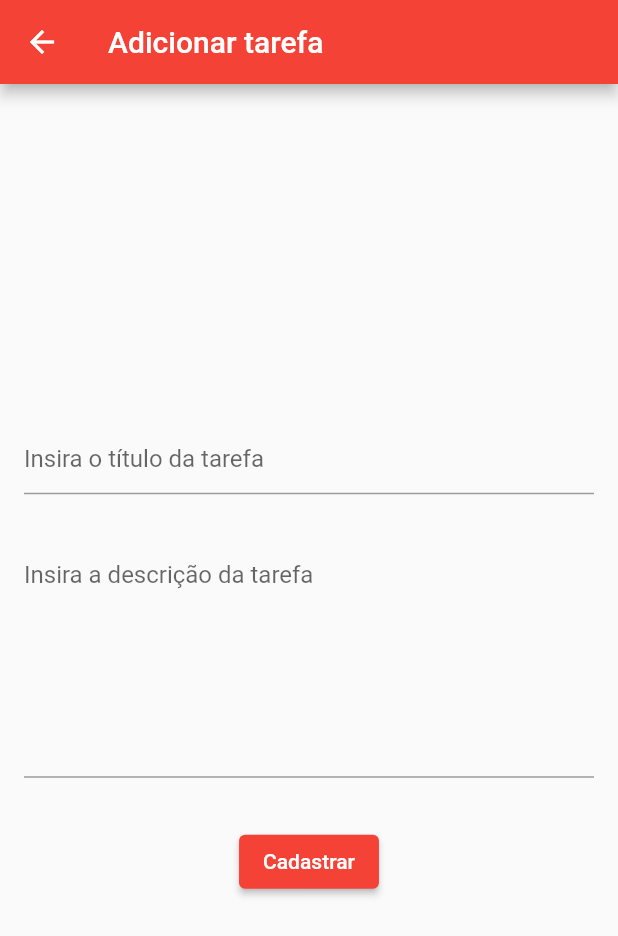
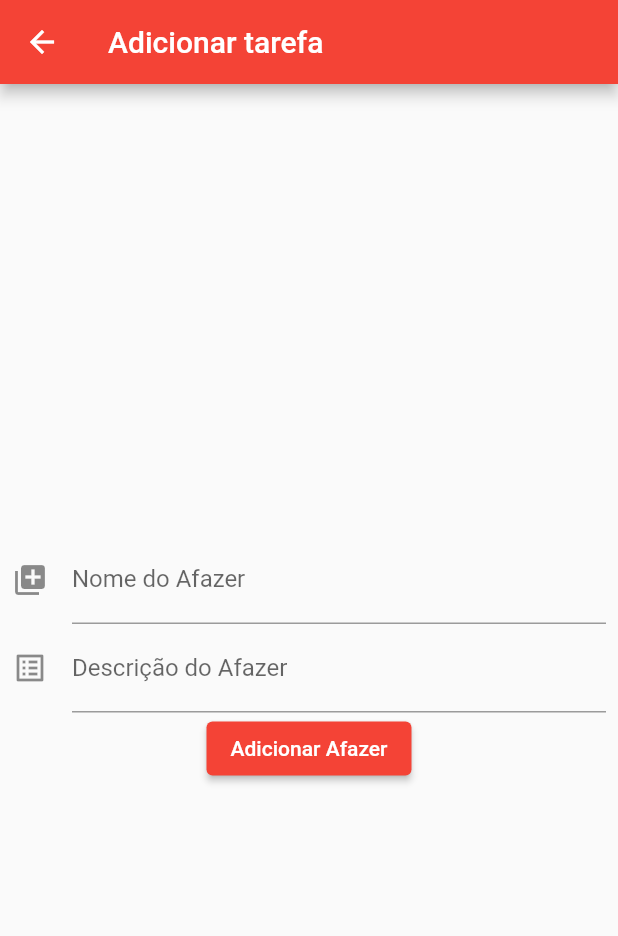
Before and after one commit to Jhonmt-cpu/app_list, a Flutter app: the screen it shows after launch, after a tap on the "add" icon, on a phone screen of 412 x 824 dp. Shown: the top 936 px of the screen. Run offline on Flutter 3.47's test engine with Material 2 defaults, Android fonts, the light colour scheme and no system bars.

Commit message:
feat: created the the create and show todo screens and finished the requirements made by the Hawk Master

```diff
--- a/lib/main.dart
+++ b/lib/main.dart
@@ -6,11 +6,12 @@ class MyApp extends StatelessWidget {
   @override
   Widget build(BuildContext context) {
     return MaterialApp(
-        title: 'Lista de Afazeres',
-        theme: ThemeData(
-          primarySwatch: Colors.red,
-        ),
-        home: TodoList());
+      title: 'Lista de Afazeres',
+      theme: ThemeData(
+        primarySwatch: Colors.red,
+      ),
+      home: TodoList(),
+    );
   }
 }
 
@@ -20,14 +21,125 @@ class TodoList extends StatefulWidget {
 }
 
 class Todo {
-  String name = '';
-  String description = '';
+  var name;
+  var description;
+
+  Todo(String name, String description) {
+    this.name = name;
+    this.description = description;
+  }
 }
 
 class _TodoListState extends State<TodoList> {
   final _todos = <Todo>[];
 
   final _biggerFont = TextStyle(fontSize: 18.0);
+
+  void _pushAddTodo() {
+    final GlobalKey<FormState> _formKey = GlobalKey<FormState>();
+    var _todoName;
+    var _todoDescription = "";
+    Navigator.of(context)
+        .push(MaterialPageRoute<void>(builder: (BuildContext context) {
+      final form = Center(
+        child: Form(
+          key: _formKey,
+          child: Padding(
+            padding: EdgeInsets.all(8.0),
+            child: Column(
+              crossAxisAlignment: CrossAxisAlignment.center,
+              mainAxisAlignment: MainAxisAlignment.center,
+              children: [
+                TextFormField(
+                  decoration: (InputDecoration(
+                    labelText: "Nome do Afazer",
+                    icon: Icon(Icons.library_add),
+                  )),
+                  onSaved: (String value) {
+                    _todoName = value;
+                  },
+                  validator: (String value) {
+                    return (value == null || value.isEmpty
+                        ? "Nome obrigatório"
+                        : null);
+                  },
+                ),
+                TextFormField(
+                  keyboardType: TextInputType.multiline,
+                  textCapitalization: TextCapitalization.sentences,
+                  minLines: 1,
+                  maxLines: 6,
+                  decoration: InputDecoration(
+                    labelText: "Descrição do Afazer",
+                    icon: Icon(Icons.list_alt),
+                  ),
+                  onSaved: (String value) {
+                    _todoDescription = value;
+                  },
+                ),
+                ElevatedButton(
+                    onPressed: () {
+                      if (_formKey.currentState.validate()) {
+                        _formKey.currentState.save();
+                        setState(() {
+                          _todos.add(new Todo(_todoName, _todoDescription));
+                        });
+                        ScaffoldMessenger.of(context).showSnackBar(SnackBar(
+                          content: Text("$_todoName adicionada!"),
+                        ));
+                        Navigator.pop(context);
+                      }
+                    },
+                    child: Text("Adicionar Afazer"))
+              ],
+            ),
+          ),
+        ),
+      );
+
+      return Scaffold(
+        appBar: AppBar(
+          title: Text('Adicionar tarefa'),
+        ),
+        body: form,
+      );
+    }));
+  }
+
+  void _pushShowTodo(Todo todo) {
+    Navigator.of(context).push(
+      MaterialPageRoute(
+        builder: (BuildContext coontext) {
+          return Scaffold(
+            appBar: AppBar(
+              title: Text("Afazer"),
+            ),
+            body: ListView(
+              children: [
+                ListTile(
+                  title: Text(
+                    todo.name,
+                    style: TextStyle(
+                      fontWeight: FontWeight.w700,
+                    ),
+                  ),
+                ),
+                ListTile(
+                  title: Text(
+                    todo.description,
+                    style: TextStyle(
+                      color: Colors.grey,
+                      fontWeight: FontWeight.w500,
+                    ),
+                  ),
+                ),
+              ],
+            ),
+          );
+        },
+      ),
+    );
+  }
 
   Widget _buildList() {
     if (_todos.isEmpty) {
@@ -42,11 +154,13 @@ class _TodoListState extends State<TodoList> {
     return ListView.builder(
       padding: EdgeInsets.all(16.0),
       itemBuilder: (context, i) {
-        if (i.isOdd) return Divider();
+        if (i < _todos.length) {
+          return Card(
+            child: _buildRow(_todos[i]),
+          );
+        }
 
-        final index = i ~/ 2;
-
-        return _buildRow(_todos[index]);
+        return null;
       },
     );
   }
@@ -57,73 +171,8 @@ class _TodoListState extends State<TodoList> {
         todo.name,
         style: _biggerFont,
       ),
+      onTap: () => _pushShowTodo(todo),
     );
-  }
-
-  void _pushAddTodo() {
-    Navigator.of(context)
-        .push(MaterialPageRoute<void>(builder: (BuildContext context) {
-      final GlobalKey<FormState> _formKey = GlobalKey<FormState>();
-
-      final form = Form(
-        key: _formKey,
-        child: Column(
-          crossAxisAlignment: CrossAxisAlignment.center,
-          mainAxisAlignment: MainAxisAlignment.center,
-          children: <Widget>[
-            Padding(
-              padding: EdgeInsets.all(16.0),
-              child: TextFormField(
-                decoration: InputDecoration(
-                  hintText: 'Insira o título da tarefa',
-                ),
-                validator: (String? value) {
-                  if (value == null || value.isEmpty) {
-                    return 'Título obrigatório';
-                  }
-                  return null;
-                },
-              ),
-            ),
-            Padding(
-              padding: EdgeInsets.all(16.0),
-              child: TextFormField(
-                minLines: 7,
-                maxLines: 7,
-                decoration: InputDecoration(
-                  hintText: 'Insira a descrição da tarefa',
-                ),
-                validator: (String? value) {
-                  if (value == null || value.isEmpty) {
-                    return 'Descrição obrigatória';
-                  }
-                  return null;
-                },
-              ),
-            ),
-            Padding(
-              padding: EdgeInsets.symmetric(vertical: 16.0),
-              child: ElevatedButton(
-                onPressed: () {
-                  if (_formKey.currentState!.validate()) {
-                    print(_formKey.currentState?.context);
-                  }
-                },
-                style: ButtonStyle(),
-                child: Text('Cadastrar'),
-              ),
-            )
-          ],
-        ),
-      );
-
-      return Scaffold(
-        appBar: AppBar(
-          title: Text('Adicionar tarefa'),
-        ),
-        body: form,
-      );
-    }));
   }
 
   @override
--- a/pubspec.yaml
+++ b/pubspec.yaml
@@ -18,7 +18,7 @@ publish_to: 'none' # Remove this line if you wish to publish to pub.dev
 version: 1.0.0+1
 
 environment:
-  sdk: ">=2.12.0 <3.0.0"
+  sdk: ">=2.7.0 <3.0.0"
 
 dependencies:
   flutter:
```
Also changed, not shown: pubspec.lock.
